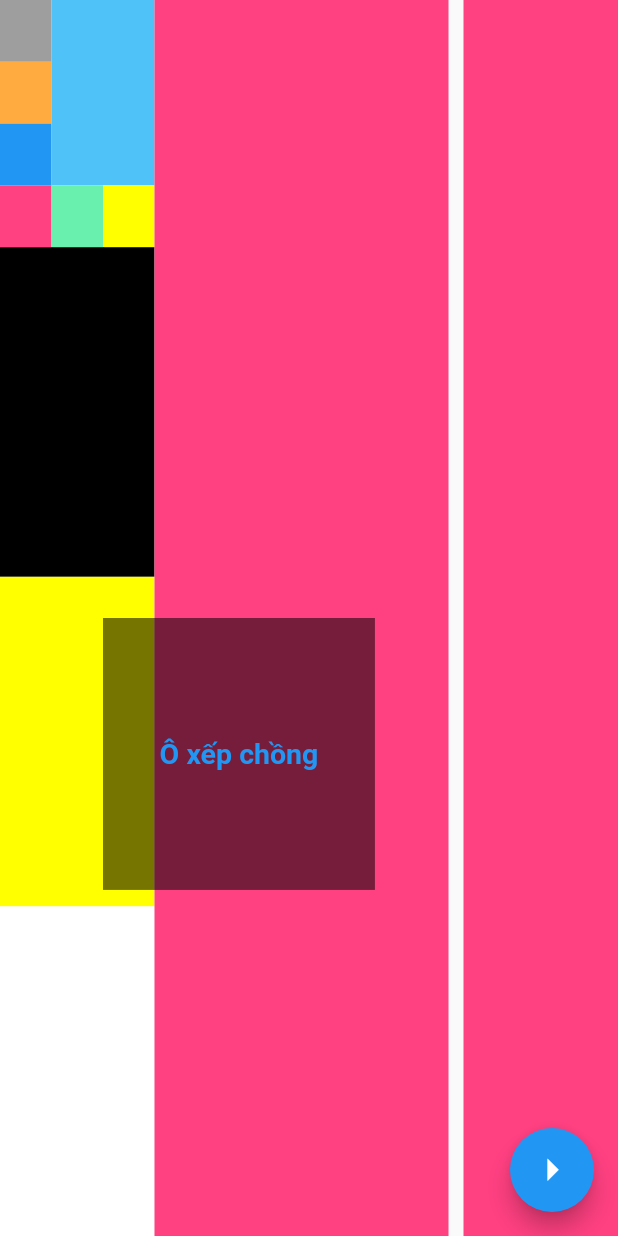
After one commit to hungdao-testing/Flutter_SocialApp, a Flutter app: the HomePage screen opened directly, on a phone screen of 412 x 824 dp. The commit adds this screen. Run offline on Flutter 3.47's test engine with Material 2 defaults, Android fonts, the phone set to English and light mode, and no system bars.

Commit message:
add answer reference from other github

```diff
--- a/lib/main.dart
+++ b/lib/main.dart
@@ -1,7 +1,9 @@
 // ignore_for_file: prefer_const_constructors
 
 import 'package:flutter/material.dart';
-import 'package:social_app/ui_challenge_one.dart';
+import 'package:social_app/ui_challenge_ref.dart';
+
+import 'UI_challenge_one.dart';
 
 void main() {
   runApp(const MyApp());
--- a/lib/ui_challenge_one.dart
+++ b/lib/ui_challenge_one.dart
@@ -118,7 +118,7 @@ class UIChallengeOne extends StatelessWidget {
             child: Container(
               width: 150,
               height: 150,
-              color: Colors.cyan,
+              color: Colors.black54,
             ),
             left: 50,
             bottom: 210,
--- /dev/null
+++ b/lib/ui_challenge_ref.dart
@@ -0,0 +1,180 @@
+// ignore_for_file: prefer_const_constructors
+//Ref: https://github.com/MinhNgoc1802/fs01_day01_01/blob/master/lib/main.dart
+
+import 'package:flutter/material.dart';
+
+class HomePage extends StatelessWidget {
+  const HomePage({Key? key}) : super(key: key);
+
+  @override
+  Widget build(BuildContext context) {
+    final _screenSize = MediaQuery.of(context).size;
+
+    return Scaffold(
+      body: Stack(
+        children: [
+          Row(
+            children: [
+              widgetLeftSide(),
+              widgetCenter(),
+              widgetRightSide(),
+            ],
+          ),
+          widgetStackingBox(
+            screenSize: _screenSize,
+          ),
+        ],
+      ),
+      floatingActionButton: FloatingActionButton(
+        onPressed: () {
+          print('Xin chào');
+        },
+        child: Icon(
+          Icons.arrow_right_sharp,
+          size: 35,
+        ),
+      ),
+    );
+  }
+
+  Widget widgetStackingBox({
+    required Size screenSize,
+  }) {
+    return Container(
+      margin: EdgeInsets.only(
+        top: screenSize.height / 2,
+        left: screenSize.width / 6,
+      ),
+      width: screenSize.height * 0.22,
+      height: screenSize.height * 0.22,
+      color: Colors.black54,
+      alignment: Alignment.center,
+      child: Text(
+        'Ô xếp chồng',
+        style: TextStyle(
+          fontSize: 19,
+          color: Colors.blue,
+          fontWeight: FontWeight.bold,
+          overflow: TextOverflow.ellipsis,
+        ),
+        maxLines: 2,
+        textAlign: TextAlign.center,
+      ),
+    );
+  }
+
+  Widget widgetLeftSide() {
+    return Expanded(
+      child: Column(
+        crossAxisAlignment: CrossAxisAlignment.start,
+        children: [
+          Expanded(
+            flex: 2,
+            child: Row(
+              children: [
+                Expanded(
+                  child: Column(
+                    children: [
+                      Expanded(
+                        child: Container(
+                          color: Colors.grey,
+                        ),
+                      ),
+                      Expanded(
+                        child: Container(
+                          color: Colors.orangeAccent,
+                        ),
+                      ),
+                      Expanded(
+                        child: Container(
+                          color: Colors.blue,
+                        ),
+                      ),
+                      Expanded(
+                        child: Container(
+                          color: Colors.pinkAccent,
+                        ),
+                      ),
+                    ],
+                  ),
+                ),
+                Expanded(
+                  child: Column(
+                    children: [
+                      Expanded(
+                        flex: 3,
+                        child: Container(
+                          color: Colors.lightBlue[300],
+                        ),
+                      ),
+                      Expanded(
+                        child: Container(
+                          color: Colors.greenAccent,
+                        ),
+                      ),
+                    ],
+                  ),
+                ),
+                Expanded(
+                  child: Column(
+                    children: [
+                      Expanded(
+                        flex: 3,
+                        child: Container(
+                          color: Colors.lightBlue[300],
+                        ),
+                      ),
+                      Expanded(
+                        child: Container(
+                          color: Colors.yellowAccent,
+                        ),
+                      ),
+                    ],
+                  ),
+                ),
+              ],
+            ),
+          ),
+          Expanded(
+            flex: 8,
+            child: Column(
+              children: [
+                Expanded(
+                  child: Container(
+                    color: Colors.black,
+                  ),
+                ),
+                Expanded(
+                  child: Container(
+                    color: Colors.yellowAccent,
+                  ),
+                ),
+                Expanded(
+                  child: Container(
+                    color: Colors.white,
+                  ),
+                ),
+              ],
+            ),
+          ),
+        ],
+      ),
+    );
+  }
+
+  Widget widgetCenter() => Expanded(
+        flex: 2,
+        child: Container(
+          color: Colors.pinkAccent,
+          margin: EdgeInsets.only(
+            right: 10,
+          ),
+        ),
+      );
+
+  Widget widgetRightSide() => Expanded(
+        child: Container(
+          color: Colors.pinkAccent,
+        ),
+      );
+}
```
